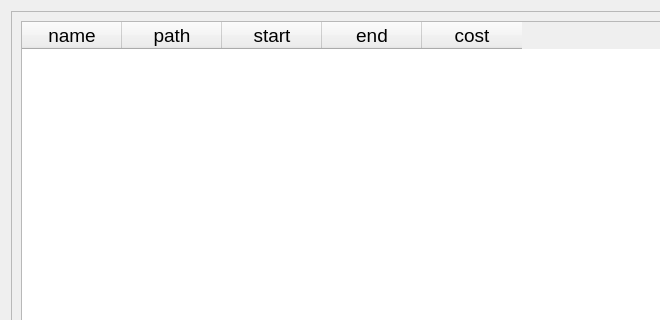
This is ui/ui_videoresourcemanager.ui in Drver/VideoResourceManager as Qt 5 draws it before an edit; both pictures show x 0 to 660 and y 0 to 320 of the 844 by 760 pixel window. The edited form follows.
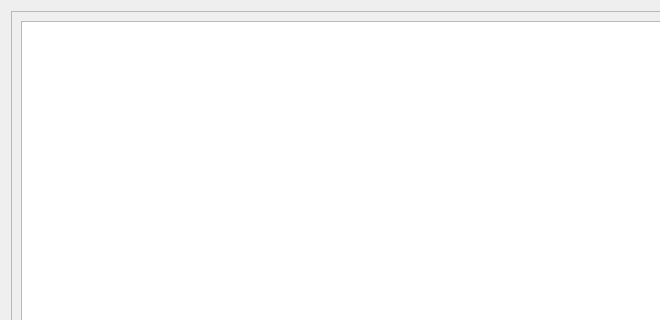
This is the edited form.

Commit message: remove default column name

```diff
--- a/ui/ui_videoresourcemanager.ui
+++ b/ui/ui_videoresourcemanager.ui
@@ -46,66 +46,6 @@
         <property name="rowCount">
          <number>0</number>
         </property>
-        <column>
-         <property name="text">
-          <string>name</string>
-         </property>
-         <property name="font">
-          <font>
-           <pointsize>14</pointsize>
-           <weight>50</weight>
-           <bold>false</bold>
-          </font>
-         </property>
-        </column>
-        <column>
-         <property name="text">
-          <string>path</string>
-         </property>
-         <property name="font">
-          <font>
-           <pointsize>14</pointsize>
-           <weight>50</weight>
-           <bold>false</bold>
-          </font>
-         </property>
-        </column>
-        <column>
-         <property name="text">
-          <string>start</string>
-         </property>
-         <property name="font">
-          <font>
-           <pointsize>14</pointsize>
-           <weight>50</weight>
-           <bold>false</bold>
-          </font>
-         </property>
-        </column>
-        <column>
-         <property name="text">
-          <string>end</string>
-         </property>
-         <property name="font">
-          <font>
-           <pointsize>14</pointsize>
-           <weight>50</weight>
-           <bold>false</bold>
-          </font>
-         </property>
-        </column>
-        <column>
-         <property name="text">
-          <string>cost</string>
-         </property>
-         <property name="font">
-          <font>
-           <pointsize>14</pointsize>
-           <weight>50</weight>
-           <bold>false</bold>
-          </font>
-         </property>
-        </column>
        </widget>
       </item>
       <item row="1" column="0">
```
